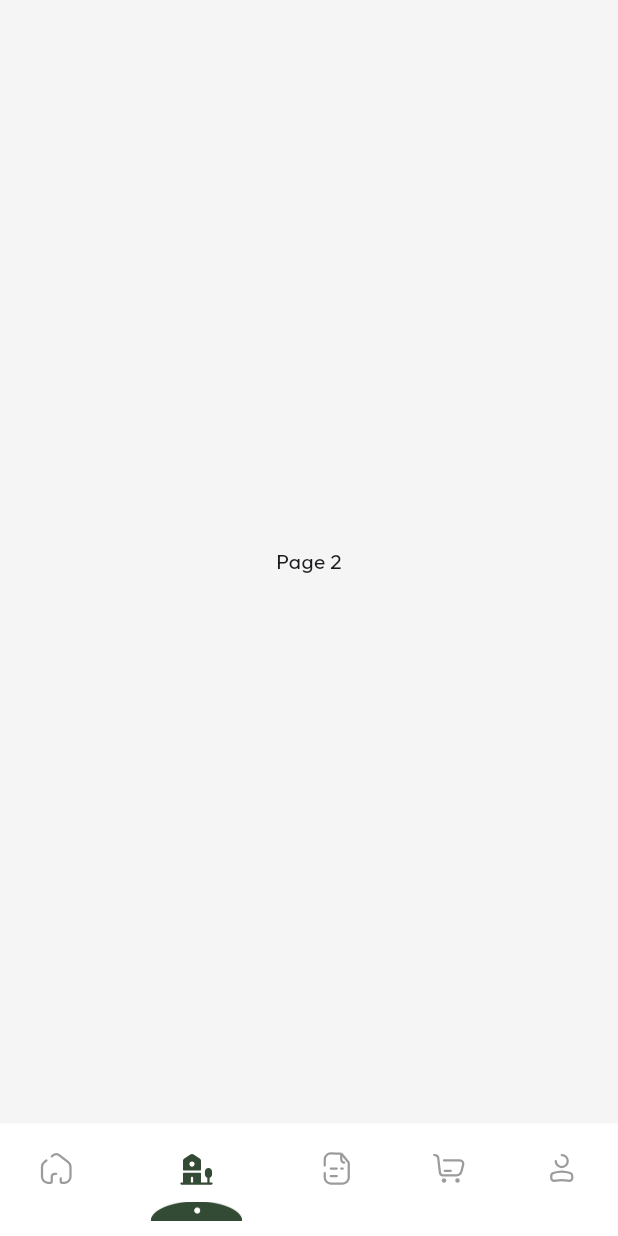
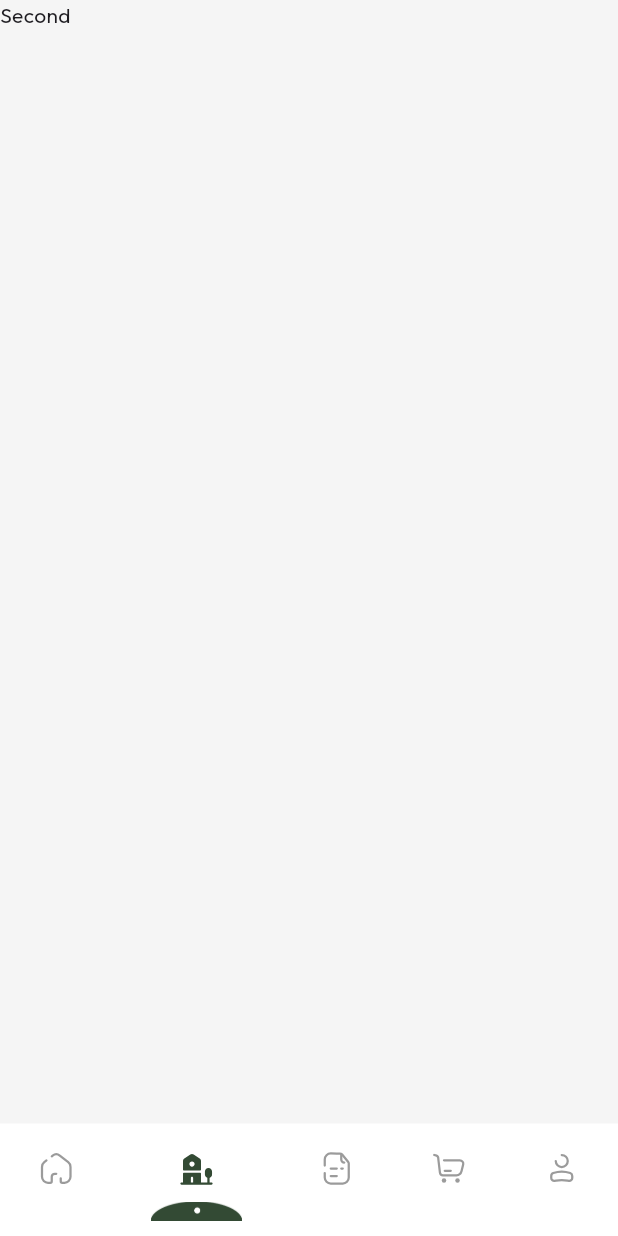
Before and after one commit to Madd-G/mobile-ui, a Flutter app: the screen it shows after launch, item 2 of the bottom bar chosen, on a phone screen of 412 x 824 dp. Run offline on Flutter 3.47's test engine with Material 3 defaults, Android fonts, the phone set to English and light mode, and no system bars; our stand-ins replace expandable_page_view, fl_chart, flutter_svg, get.

Commit message:
refactor: Switch to using named routes for navigation

```diff
--- a/Akhmad Nur Alamsyah-TEST_FRONTEND_FLUTTER_ORDO/lib/common/routes/names.dart
+++ b/Akhmad Nur Alamsyah-TEST_FRONTEND_FLUTTER_ORDO/lib/common/routes/names.dart
@@ -1,4 +1,8 @@
 class AppRoute {
   static const navbar = '/';
   static const home = '/home';
+  static const second = '/second';
+  static const third = '/third';
+  static const fourth = '/fourth';
+  static const fifth = '/fifth';
 }
--- a/Akhmad Nur Alamsyah-TEST_FRONTEND_FLUTTER_ORDO/lib/common/routes/pages.dart
+++ b/Akhmad Nur Alamsyah-TEST_FRONTEND_FLUTTER_ORDO/lib/common/routes/pages.dart
@@ -1,17 +1,21 @@
+import 'package:flutter/material.dart';
 import 'package:flutter_ordo/common/routes/names.dart';
 import 'package:flutter_ordo/common/widgets/bottom_nav_bar.dart';
-import 'package:flutter_ordo/presentation/home_page/binding.dart';
 import 'package:get/get.dart';
 
 class AppPages {
   static const initial = AppRoute.navbar;
-  static List<String> history = [];
+  static const home = AppRoute.home;
 
-  static final List<GetPage> routes = [
-    GetPage(
-      name: AppRoute.navbar,
-      page: () => BottomNavBar(),
-      binding: HomeBinding(),
-    ),
-  ];
+  static Route? onGenerateRoute(RouteSettings settings) {
+    if (settings.name == AppRoute.navbar) {
+      return GetPageRoute(
+        settings: settings,
+        page: () => const BottomNavBar(),
+        binding: BottomNavBarBinding(),
+      );
+    }
+
+    return null;
+  }
 }
--- a/Akhmad Nur Alamsyah-TEST_FRONTEND_FLUTTER_ORDO/lib/common/utils/data.dart
+++ b/Akhmad Nur Alamsyah-TEST_FRONTEND_FLUTTER_ORDO/lib/common/utils/data.dart
@@ -9,6 +9,10 @@ class Data {
   static List<Order> get orderList => _orderList;
 
   static List<String> get bannerList => _bannerList;
+
+  static List<String> get activeIcon => _activeIcons;
+
+  static List<String> get inActiveIcon => _inActiveIcons;
 
   static final List<Menu> _menuList = [
     Menu(title: 'Pemesanan', image: MediaRes.menu1, progress: 100, phase: 1),
@@ -61,4 +65,20 @@ class Data {
   ];
 
   static final List<String> _bannerList = [MediaRes.banner1, MediaRes.banner4];
+
+  static final List<String> _activeIcons = [
+    MediaRes.homeFilled,
+    MediaRes.buildingFilled,
+    MediaRes.documentFilled,
+    MediaRes.cartFilled,
+    MediaRes.userFilled,
+  ];
+
+  static final List<String> _inActiveIcons = [
+    MediaRes.home,
+    MediaRes.building,
+    MediaRes.document,
+    MediaRes.cart,
+    MediaRes.user,
+  ];
 }
--- a/Akhmad Nur Alamsyah-TEST_FRONTEND_FLUTTER_ORDO/lib/common/widgets/bottom_nav_bar.dart
+++ b/Akhmad Nur Alamsyah-TEST_FRONTEND_FLUTTER_ORDO/lib/common/widgets/bottom_nav_bar.dart
@@ -1,37 +1,24 @@
 import 'package:flutter/material.dart';
 import 'package:flutter_ordo/common/res/media_res.dart';
+import 'package:flutter_ordo/common/routes/names.dart';
+import 'package:flutter_ordo/common/routes/pages.dart';
 import 'package:flutter_ordo/common/style/color.dart';
+import 'package:flutter_ordo/common/utils/utils.dart';
+import 'package:flutter_ordo/presentation/home_page/binding.dart';
 import 'package:flutter_ordo/presentation/home_page/index.dart';
 import 'package:flutter_svg/flutter_svg.dart';
 import 'package:get/get.dart';
 
-class BottomNavBar extends StatelessWidget {
-  final BottomNavigationController bottomNavigationController =
-      Get.put(BottomNavigationController());
-
-  final List<String> activeIcons = [
-    MediaRes.homeFilled,
-    MediaRes.buildingFilled,
-    MediaRes.documentFilled,
-    MediaRes.cartFilled,
-    MediaRes.userFilled,
-  ];
-
-  final List<String> inactiveIcons = [
-    MediaRes.home,
-    MediaRes.building,
-    MediaRes.document,
-    MediaRes.cart,
-    MediaRes.user,
-  ];
-
-  BottomNavBar({super.key});
+class BottomNavBar extends GetView<BottomNavBarController> {
+  const BottomNavBar({super.key});
 
   @override
   Widget build(BuildContext context) {
     return Scaffold(
-      body: Obx(
-        () => _getPage(bottomNavigationController.selectedIndex.value),
+      body: Navigator(
+        key: Get.nestedKey(1),
+        initialRoute: AppPages.home,
+        onGenerateRoute: controller.onGenerateRoute,
       ),
       bottomNavigationBar: Obx(
         () => Container(
@@ -43,18 +30,17 @@ class BottomNavBar extends StatelessWidget {
             children: List.generate(
               5,
               (index) {
-                bool isActive =
-                    bottomNavigationController.selectedIndex.value == index;
+                bool isActive = controller.state.selectedIndex.value == index;
                 return GestureDetector(
                   onTap: () {
-                    bottomNavigationController.changePage(index);
+                    controller.changePage(index);
                   },
                   child: Column(
                     mainAxisAlignment: MainAxisAlignment.end,
                     children: [
                       (isActive)
                           ? SvgPicture.asset(
-                              activeIcons[index],
+                              Data.activeIcon[index],
                               colorFilter: const ColorFilter.mode(
                                 AppColors.baseDark,
                                 BlendMode.srcIn,
@@ -63,7 +49,7 @@ class BottomNavBar extends StatelessWidget {
                               width: 24.0,
                             )
                           : SvgPicture.asset(
-                              inactiveIcons[index],
+                              Data.inActiveIcon[index],
                               colorFilter: const ColorFilter.mode(
                                 AppColors.gray200,
                                 BlendMode.srcIn,
@@ -88,29 +74,69 @@ class BottomNavBar extends StatelessWidget {
       ),
     );
   }
+}
 
-  Widget _getPage(int index) {
-    switch (index) {
-      case 0:
-        return const HomePage();
-      case 1:
-        return const Center(child: Text('Page 2'));
-      case 2:
-        return const Center(child: Text('Page 3'));
-      case 3:
-        return const Center(child: Text('Page 4'));
-      case 4:
-        return const Center(child: Text('Page 5'));
-      default:
-        return const Center(child: Text('Unknown Page'));
+class BottomNavBarController extends GetxController {
+  BottomNavBarController();
+
+  final BottomNavBarState state = BottomNavBarState();
+
+  void changePage(int index) {
+    state.selectedIndex.value = index;
+    Get.toNamed(state.pages[index], id: 1);
+  }
+
+  Route? onGenerateRoute(RouteSettings settings) {
+    if (settings.name == AppRoute.home) {
+      return GetPageRoute(
+        settings: settings,
+        page: () => const HomePage(),
+        binding: HomeBinding(),
+      );
     }
+    if (settings.name == AppRoute.second) {
+      return GetPageRoute(
+        settings: settings,
+        page: () => const Scaffold(body: Text('Second')),
+      );
+    }
+    if (settings.name == AppRoute.third) {
+      return GetPageRoute(
+        settings: settings,
+        page: () => const Scaffold(body: Text('Third')),
+      );
+    }
+    if (settings.name == AppRoute.fourth) {
+      return GetPageRoute(
+        settings: settings,
+        page: () => const Scaffold(body: Text('Fourth')),
+      );
+    }
+    if (settings.name == AppRoute.fifth) {
+      return GetPageRoute(
+        settings: settings,
+        page: () => const Scaffold(body: Text('Fifth')),
+      );
+    }
+
+    return null;
   }
 }
 
-class BottomNavigationController extends GetxController {
-  var selectedIndex = 0.obs;
-
-  void changePage(int index) {
-    selectedIndex.value = index;
+class BottomNavBarBinding extends Bindings {
+  @override
+  void dependencies() {
+    Get.lazyPut(() => BottomNavBarController());
   }
 }
+
+class BottomNavBarState {
+  var selectedIndex = 0.obs;
+  final pages = <String>[
+    AppRoute.home,
+    AppRoute.second,
+    AppRoute.third,
+    AppRoute.fourth,
+    AppRoute.fifth
+  ];
+}
--- a/Akhmad Nur Alamsyah-TEST_FRONTEND_FLUTTER_ORDO/lib/main.dart
+++ b/Akhmad Nur Alamsyah-TEST_FRONTEND_FLUTTER_ORDO/lib/main.dart
@@ -16,7 +16,8 @@ class MyApp extends StatelessWidget {
       debugShowCheckedModeBanner: false,
       theme: AppTheme.light,
       initialRoute: AppPages.initial,
-      getPages: AppPages.routes,
+      onGenerateRoute: AppPages.onGenerateRoute,
+      defaultTransition: Transition.noTransition,
     );
   }
 }
--- a/Akhmad Nur Alamsyah-TEST_FRONTEND_FLUTTER_ORDO/lib/presentation/home_page/controller.dart
+++ b/Akhmad Nur Alamsyah-TEST_FRONTEND_FLUTTER_ORDO/lib/presentation/home_page/controller.dart
@@ -12,6 +12,7 @@ class HomeController extends GetxController {
   void onExplore() {
     state.isEmpty.value = false;
   }
+
 
   void onOrderPhase(BuildContext context) {
     showModalBottomSheet(
@@ -174,7 +175,7 @@ class HomeController extends GetxController {
     );
   }
 
-  onHandoverPhase(BuildContext context) {
+  void onHandoverPhase(BuildContext context) {
     showModalBottomSheet(
       context: context,
       builder: (BuildContext modelContext) {
--- a/Akhmad Nur Alamsyah-TEST_FRONTEND_FLUTTER_ORDO/lib/presentation/home_page/state.dart
+++ b/Akhmad Nur Alamsyah-TEST_FRONTEND_FLUTTER_ORDO/lib/presentation/home_page/state.dart
@@ -3,4 +3,5 @@ import 'package:get/get.dart';
 class HomeState {
   RxInt currentIndex = 0.obs;
   RxBool isEmpty = true.obs;
+  String hallo = 'Hallo';
 }
--- a/Akhmad Nur Alamsyah-TEST_FRONTEND_FLUTTER_ORDO/lib/presentation/home_page/view.dart
+++ b/Akhmad Nur Alamsyah-TEST_FRONTEND_FLUTTER_ORDO/lib/presentation/home_page/view.dart
@@ -15,7 +15,9 @@ class HomePage extends GetView<HomeController> {
             const HomeAppBar(),
             const SliverToBoxAdapter(child: SizedBox(height: 30.0)),
             const HomeBanner(),
-            (controller.state.isEmpty.value) ? const NoOrder() : const WithOrder(),
+            (controller.state.isEmpty.value)
+                ? const NoOrder()
+                : const WithOrder(),
           ],
         ),
       ),
```
Also changed, not shown: Akhmad Nur Alamsyah-TEST_FRONTEND_FLUTTER_ORDO/lib/presentation/home_page/widgets/home_app_bar.dart (+4 -3 lines), 1 other file.
